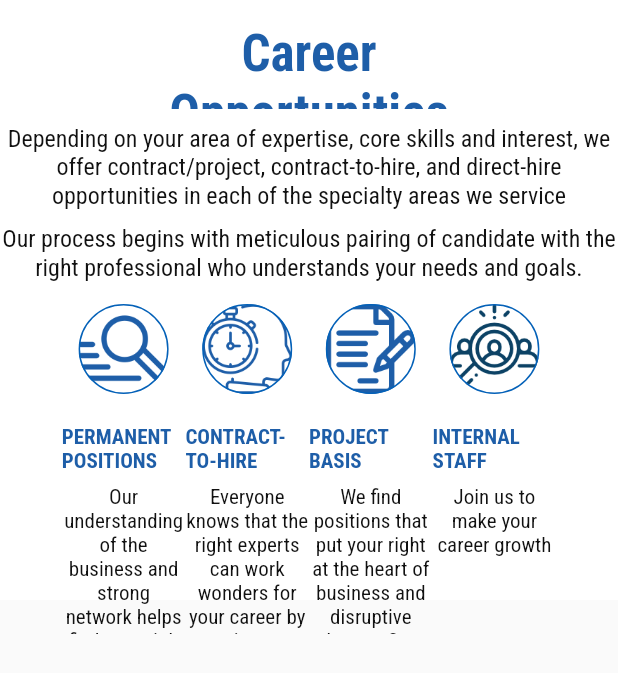
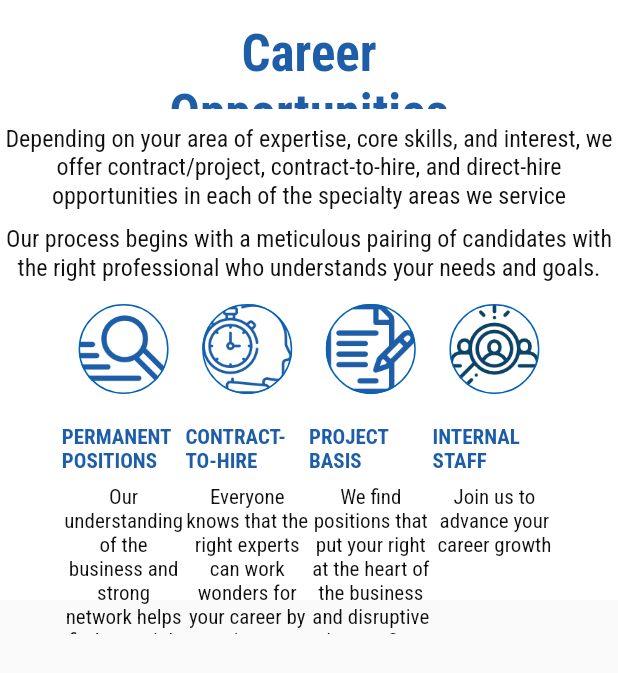
Before and after one commit to fahrur06/protalent, a Flutter app: the Career2 widget shown alone on an empty page, opened directly, on a phone screen of 412 x 824 dp. Shown: the top 673 px of the screen. Run offline on Flutter 3.47's test engine with Material 2 defaults, Android fonts, the phone set to English and light mode, and no system bars; drawn by our look-alikes of show_up_animation; our stand-ins replace carousel_slider, data_table_2, dropdown_search, flip_card, font_awesome_flutter, google_fonts; missing offline and left inert: easy_table, side_navigation, spring; statements that could not run were skipped.

Commit message:
Career: Check spelling & typo

```diff
--- a/lib/public_baru/career/career1_2.dart
+++ b/lib/public_baru/career/career1_2.dart
@@ -32,7 +32,7 @@ class Career1_2 extends StatelessWidget {
             width: screenSize.width,
             child: Text(
                 'The most difficult part of finding the right job is finding the right job. We get this and '
-                    'we’re here to make this process a bit easier for you.',
+                    'we’re here to make this process a bit easier for you.', textAlign: TextAlign.justify,
                 style: TextStyle(
                     fontSize: 18,
                     height: 1.3
@@ -42,10 +42,10 @@ class Career1_2 extends StatelessWidget {
           Container(
             width: screenSize.width,
             child: Text(
-                'Each candidate, each one of you have a unique advantage and we work hard to help you identify '
-                    'your core skills, technical abilities and competitive edge to help you grab that right '
-                    'opportunity!In addition to all the placement opportunities we discuss and share, '
-                    'we promise support and confidentiality to all your matters.',
+                'Each candidate, each one of you has a unique advantage and we work hard to help you identify '
+                    'your core skills, technical abilities, and competitive edge to help you grab that right '
+                    'opportunity! In addition to all the placement opportunities we discuss and share, '
+                    'we promise to support and confidentiality in all your matters.',textAlign: TextAlign.justify,
                 style: TextStyle(
                     fontSize: 18,
                     height: 1.3
--- a/lib/public_baru/career/career2.dart
+++ b/lib/public_baru/career/career2.dart
@@ -44,7 +44,7 @@ class _Career2State extends State<Career2> {
               Container(
                 width: 1000,
                 child: Text(
-                  "Depending on your area of expertise, core skills and interest, we offer contract/project, contract-to-hire, and direct-hire opportunities in each of the specialty areas we service",
+                  "Depending on your area of expertise, core skills, and interest, we offer contract/project, contract-to-hire, and direct-hire opportunities in each of the specialty areas we service",
                   textAlign: TextAlign.center,
                   style: GoogleFonts.robotoCondensed(
                     color: Color(0xff111111),
@@ -58,7 +58,7 @@ class _Career2State extends State<Career2> {
               Container(
                 width: 1000,
                 child: Text(
-                  "Our process begins with meticulous pairing of candidate with the right professional who understands your needs and goals.",
+                  "Our process begins with a meticulous pairing of candidates with the right professional who understands your needs and goals.",
                   textAlign: TextAlign.center,
                   style: GoogleFonts.robotoCondensed(
                     color: Color(0xff111111),
@@ -125,7 +125,7 @@ class _Career2State extends State<Career2> {
                             delayStart: Duration(seconds: 1),
                             direction: Direction.horizontal,
                             child: Text(
-                              "Our understanding of the business and strong network helps find you a job that fits your skills, interests and goals.",
+                              "Our understanding of the business and strong network helps find you a job that fits your skills, interests, and goals.",
                               textAlign: TextAlign.center,
                               style: GoogleFonts.robotoCondensed(
                                 color: Color(0xff111111),
@@ -189,7 +189,7 @@ class _Career2State extends State<Career2> {
                             delayStart: Duration(seconds: 1),
                             direction: Direction.horizontal,
                             child: Text(
-                              "Everyone knows that the right experts can work wonders for your career by getting you much needed attention.",
+                              "Everyone knows that the right experts can work wonders for your career by getting you much-needed attention.",
                               textAlign: TextAlign.center,
                               style: GoogleFonts.robotoCondensed(
                                 color: Color(0xff111111),
@@ -253,7 +253,7 @@ class _Career2State extends State<Career2> {
                             delayStart: Duration(seconds: 1),
                             direction: Direction.horizontal,
                             child: Text(
-                              "We find positions that put your right at the heart of business and disruptive change. Step into the future.",
+                              "We find positions that put your right at the heart of the business and disruptive change. Step into the future.",
                               textAlign: TextAlign.center,
                               style: GoogleFonts.robotoCondensed(
                                 color: Color(0xff111111),
@@ -317,7 +317,7 @@ class _Career2State extends State<Career2> {
                             delayStart: Duration(seconds: 1),
                             direction: Direction.horizontal,
                             child: Text(
-                              "Join us to make your career growth",
+                              "Join us to advance your career growth",
                               textAlign: TextAlign.center,
                               style: GoogleFonts.robotoCondensed(
                                 color: Color(0xff111111),
--- a/lib/public_baru/career/career3.dart
+++ b/lib/public_baru/career/career3.dart
@@ -49,8 +49,8 @@ class Career3 extends StatelessWidget {
             width: screenSize.width,
             alignment: Alignment.center,
             child: Text(
-              'You may or may not be actively looking for a job at the moment but there are some positions that will give you a peep into the dynamic '
-              'job market. Submit your resume from button bellow and our consultants will do the rest.',
+              'You may or may not be actively looking for a job at the moment but some positions will give you a peep into the dynamic '
+              'job market. Submit your resume from the button bellow and our consultants will do the rest.',
               textAlign: TextAlign.center,
               style: TextStyle(
                 fontSize: 18,
```
